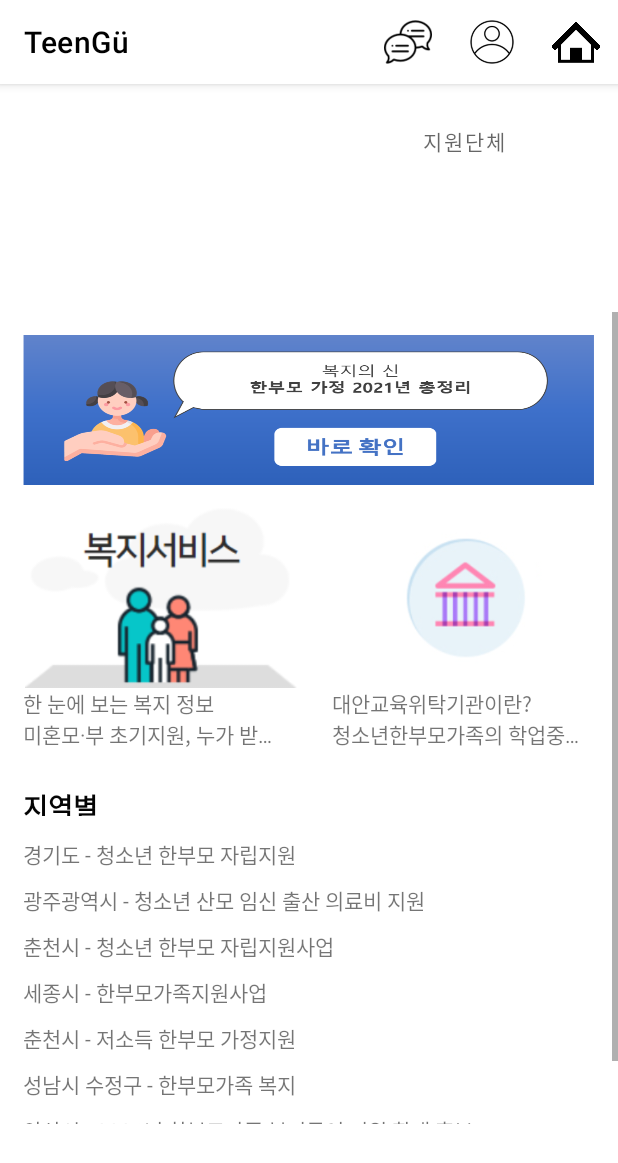
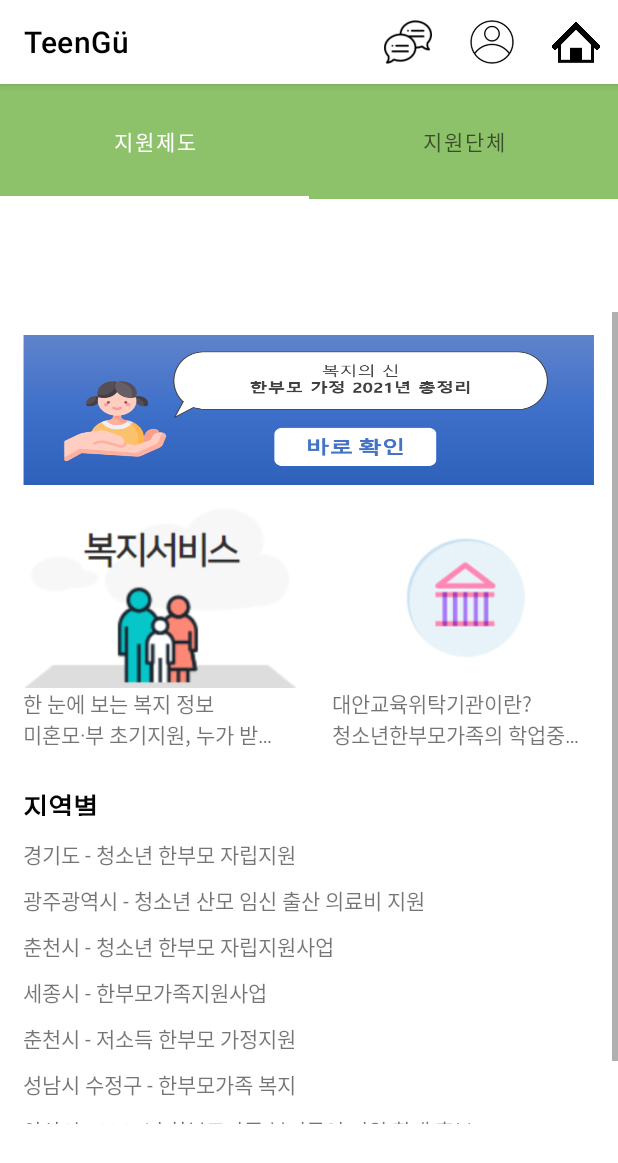
Before and after one commit to YRim99/TeenGu, an Android app: the teenguInfo screen opened directly, with no data from a screen before it, on a phone screen of 412 x 824 dp. Shown: the top 1163 px of the screen. Run offline under Robolectric (Android 15) with nearby library versions, the phone set to English and light mode, and no system bars; 1 statement that could not run was skipped.

Commit message:
배경색 변경_정보

```diff
--- a/app/src/main/res/layout/activity_teengu_info.xml
+++ b/app/src/main/res/layout/activity_teengu_info.xml
@@ -8,6 +8,7 @@
 
     <com.google.android.material.tabs.TabLayout
         android:id="@+id/tablayout"
+        android:background="@color/loading_color"
         android:layout_width="0dp"
         android:layout_height="0dp"
         app:layout_constraintEnd_toEndOf="parent"
```
